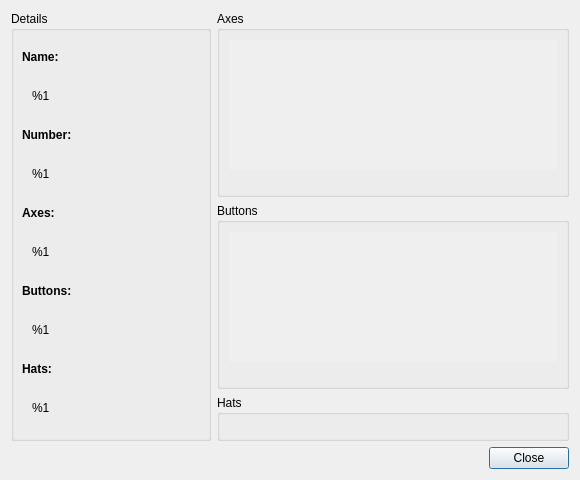
First picture: the form in src/joystickstatuswindow.ui, repository AntiMicroX/antimicrox, before the edit.
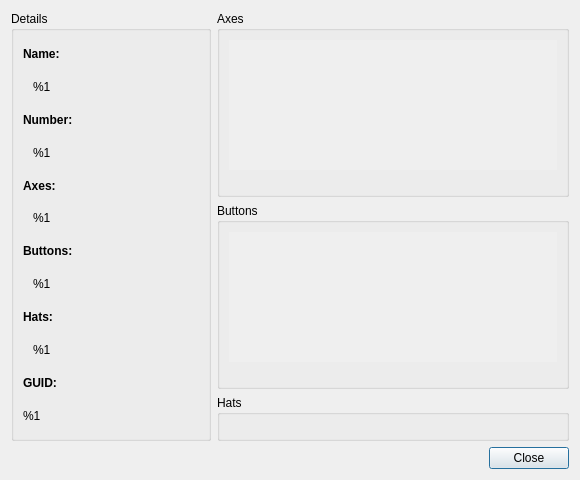
Second picture: the form after the edit.

Commit message: Added GUID display to Joystick Properties window.

The edit to the form file:
```diff
--- a/src/joystickstatuswindow.ui
+++ b/src/joystickstatuswindow.ui
@@ -49,13 +49,7 @@
        <property name="title">
         <string>Details</string>
        </property>
-       <layout class="QVBoxLayout" name="verticalLayout_9">
-        <property name="leftMargin">
-         <number>8</number>
-        </property>
-        <property name="bottomMargin">
-         <number>14</number>
-        </property>
+       <layout class="QVBoxLayout" name="verticalLayout_13">
         <item>
          <layout class="QVBoxLayout" name="verticalLayout">
           <item>
@@ -191,6 +185,39 @@
           </item>
          </layout>
         </item>
+        <item>
+         <layout class="QVBoxLayout" name="guidVerticalLayout">
+          <item>
+           <widget class="QLabel" name="guidHeaderLabel">
+            <property name="enabled">
+             <bool>true</bool>
+            </property>
+            <property name="font">
+             <font>
+              <weight>75</weight>
+              <bold>true</bold>
+             </font>
+            </property>
+            <property name="text">
+             <string>GUID:</string>
+            </property>
+           </widget>
+          </item>
+          <item>
+           <widget class="QLabel" name="guidLabel">
+            <property name="text">
+             <string>%1</string>
+            </property>
+            <property name="wordWrap">
+             <bool>true</bool>
+            </property>
+            <property name="margin">
+             <number>10</number>
+            </property>
+           </widget>
+          </item>
+         </layout>
+        </item>
        </layout>
       </widget>
      </item>
```
The commit also changes 3 other files.
